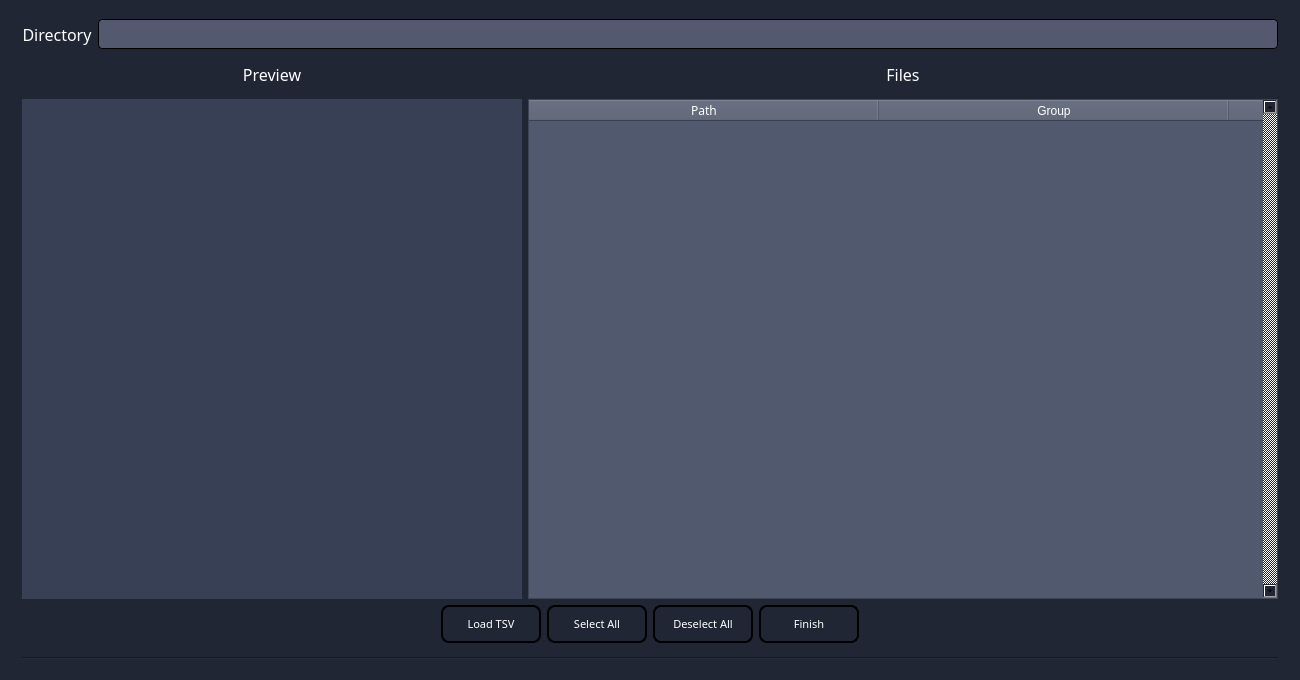
First picture: the form in QT_import.ui, repository KevinPan2021/Vascular-Segmentation, before the edit.
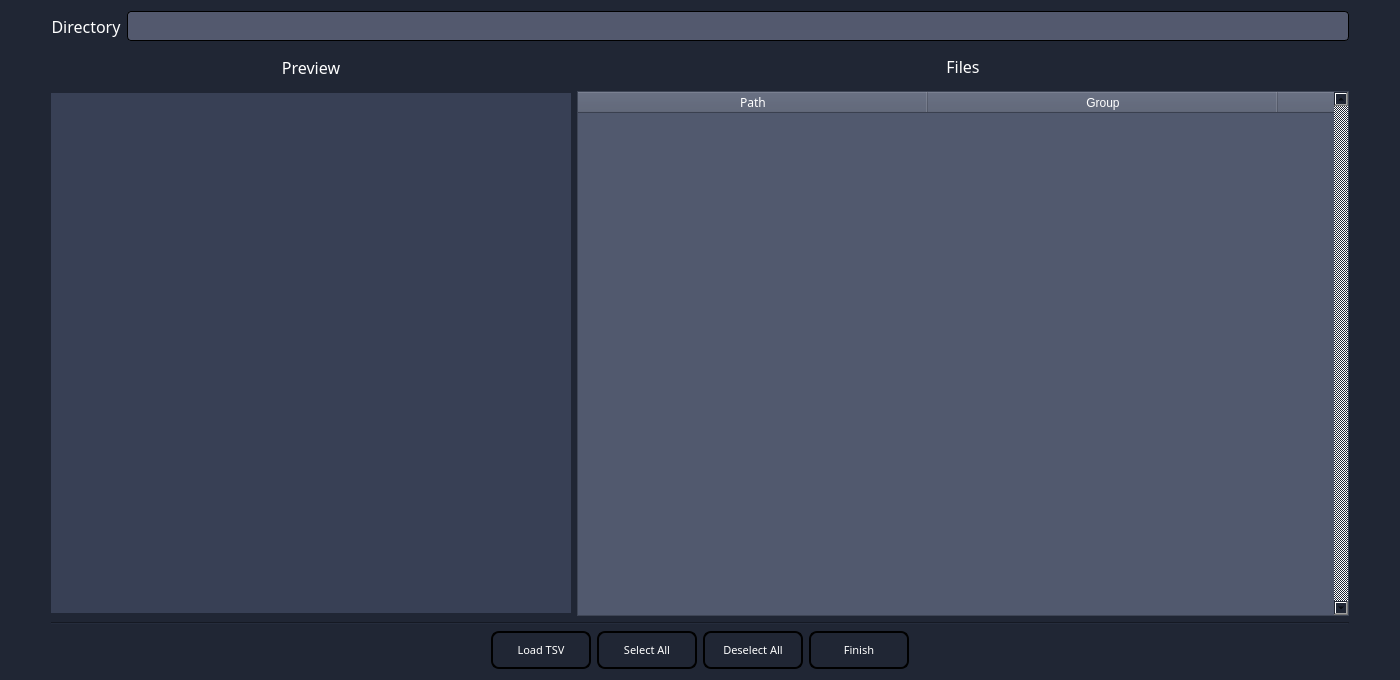
Second picture: the form after the edit. Icons and pictures are not drawn.

Patch:
```diff
--- a/QT_import.ui
+++ b/QT_import.ui
@@ -6,19 +6,19 @@
    <rect>
     <x>0</x>
     <y>0</y>
-    <width>1300</width>
+    <width>1400</width>
     <height>680</height>
    </rect>
   </property>
   <property name="minimumSize">
    <size>
-    <width>1300</width>
+    <width>1400</width>
     <height>680</height>
    </size>
   </property>
   <property name="maximumSize">
    <size>
-    <width>1300</width>
+    <width>1400</width>
     <height>680</height>
    </size>
   </property>
@@ -94,6 +94,12 @@
         <layout class="QVBoxLayout" name="verticalLayout">
          <item>
           <widget class="QLabel" name="label_FileInfo_7">
+           <property name="minimumSize">
+            <size>
+             <width>0</width>
+             <height>38</height>
+            </size>
+           </property>
            <property name="maximumSize">
             <size>
              <width>16777215</width>
@@ -121,14 +127,14 @@
           <widget class="QLabel" name="label_preview">
            <property name="minimumSize">
             <size>
-             <width>500</width>
-             <height>500</height>
+             <width>520</width>
+             <height>520</height>
             </size>
            </property>
            <property name="maximumSize">
             <size>
-             <width>500</width>
-             <height>500</height>
+             <width>520</width>
+             <height>520</height>
             </size>
            </property>
            <property name="styleSheet">
@@ -145,6 +151,18 @@
         <layout class="QVBoxLayout" name="verticalLayout_2">
          <item>
           <widget class="QLabel" name="label_FileInfo_8">
+           <property name="sizePolicy">
+            <sizepolicy hsizetype="Expanding" vsizetype="Expanding">
+             <horstretch>0</horstretch>
+             <verstretch>0</verstretch>
+            </sizepolicy>
+           </property>
+           <property name="minimumSize">
+            <size>
+             <width>0</width>
+             <height>38</height>
+            </size>
+           </property>
            <property name="maximumSize">
             <size>
              <width>16777215</width>
@@ -172,14 +190,14 @@
           <widget class="QTableWidget" name="tableWidget">
            <property name="minimumSize">
             <size>
-             <width>750</width>
-             <height>500</height>
+             <width>0</width>
+             <height>0</height>
             </size>
            </property>
            <property name="maximumSize">
             <size>
-             <width>750</width>
-             <height>500</height>
+             <width>16777215</width>
+             <height>16777215</height>
             </size>
            </property>
            <property name="font">
@@ -242,7 +260,7 @@
             <number>0</number>
            </property>
            <property name="columnCount">
-            <number>4</number>
+            <number>5</number>
            </property>
            <attribute name="horizontalHeaderCascadingSectionResizes">
             <bool>false</bool>
@@ -343,6 +361,23 @@
              </brush>
             </property>
            </column>
+           <column>
+            <property name="text">
+             <string>FOV</string>
+            </property>
+            <property name="textAlignment">
+             <set>AlignCenter</set>
+            </property>
+            <property name="foreground">
+             <brush brushstyle="NoBrush">
+              <color alpha="255">
+               <red>255</red>
+               <green>255</green>
+               <blue>255</blue>
+              </color>
+             </brush>
+            </property>
+           </column>
            <column>
             <property name="text">
              <string>C</string>
@@ -373,6 +408,13 @@
        </item>
       </layout>
      </item>
+     <item>
+      <widget class="Line" name="line">
+       <property name="orientation">
+        <enum>Qt::Horizontal</enum>
+       </property>
+      </widget>
+     </item>
      <item>
       <layout class="QHBoxLayout" name="horizontalLayout_2">
        <item>
@@ -666,18 +708,14 @@
      </item>
     </layout>
    </item>
-   <item row="1" column="1">
-    <widget class="Line" name="line">
-     <property name="orientation">
-      <enum>Qt::Horizontal</enum>
-     </property>
-    </widget>
-   </item>
    <item row="0" column="0">
     <spacer name="horizontalSpacer_3">
      <property name="orientation">
       <enum>Qt::Horizontal</enum>
      </property>
+     <property name="sizeType">
+      <enum>QSizePolicy::Minimum</enum>
+     </property>
      <property name="sizeHint" stdset="0">
       <size>
        <width>40</width>
@@ -691,6 +729,9 @@
      <property name="orientation">
       <enum>Qt::Horizontal</enum>
      </property>
+     <property name="sizeType">
+      <enum>QSizePolicy::Minimum</enum>
+     </property>
      <property name="sizeHint" stdset="0">
       <size>
        <width>40</width>
```
